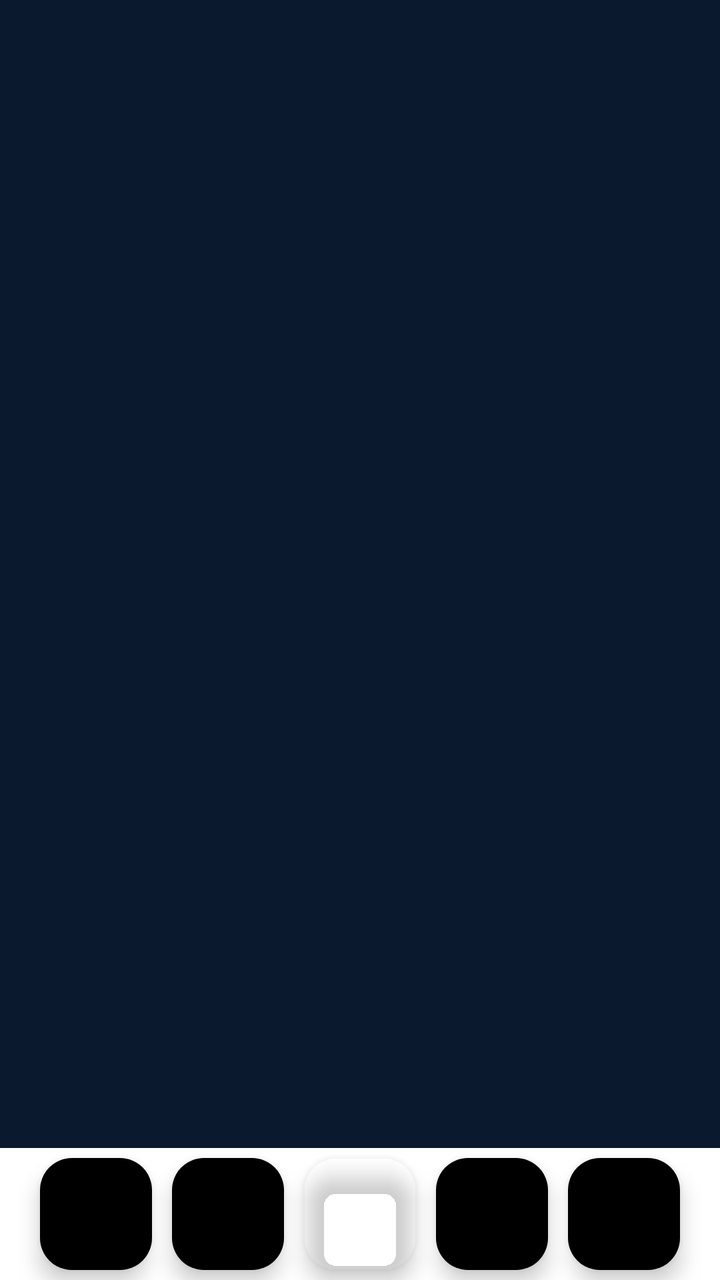
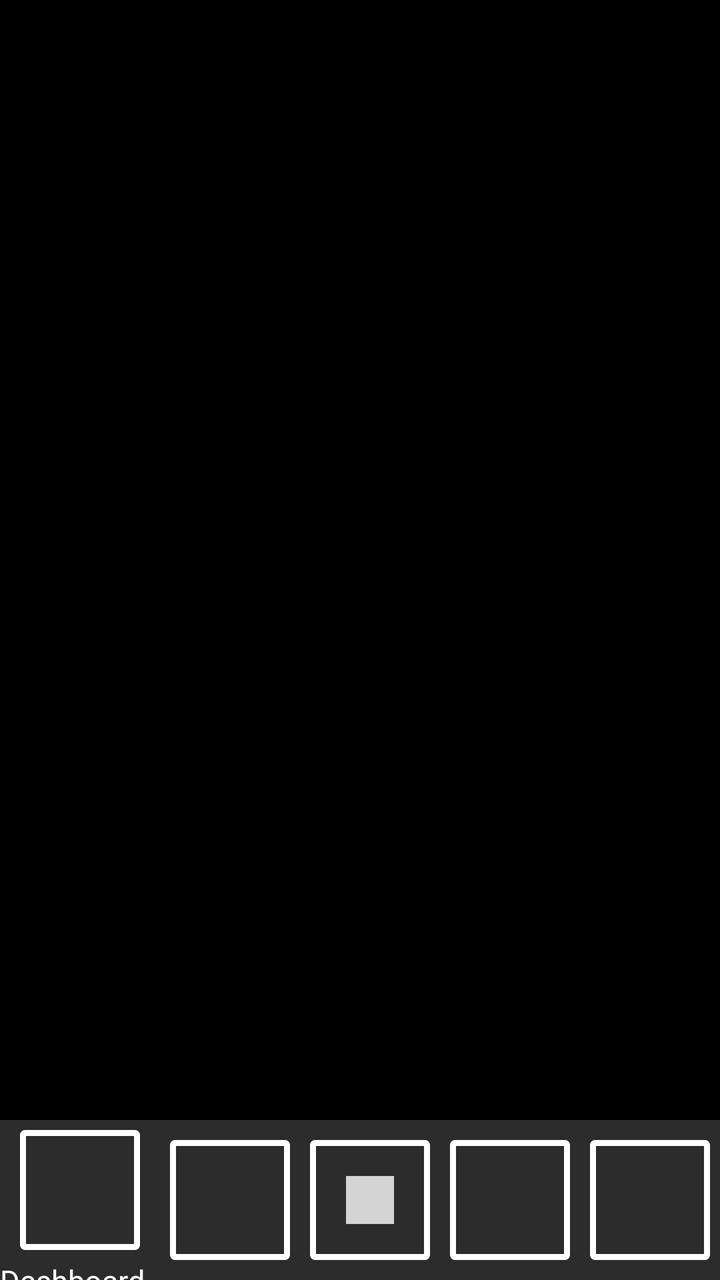

An Android layout rendered at two revisions. The XML below is the earlier revision; the diff shows what the commit changed to produce the second picture.
<!-- AndroidManifest.xml: application theme Theme.Riova -->
<!-- res/layout/dashboard.xml -->
<?xml version="1.0" encoding="utf-8"?>
<androidx.coordinatorlayout.widget.CoordinatorLayout xmlns:android="http://schemas.android.com/apk/res/android"
    xmlns:tools="http://schemas.android.com/tools"
    android:id="@+id/main"
    android:layout_width="match_parent"
    android:layout_height="match_parent"
    android:fitsSystemWindows="true"
    tools:context=".MainActivity">

    <include layout="@layout/footer" />


</androidx.coordinatorlayout.widget.CoordinatorLayout>
<!-- res/layout/footer.xml (included above) -->
<?xml version="1.0" encoding="utf-8"?>
<androidx.constraintlayout.widget.ConstraintLayout xmlns:android="http://schemas.android.com/apk/res/android"
    xmlns:app="http://schemas.android.com/apk/res-auto"
    android:layout_width="match_parent"
    android:layout_height="match_parent"
    android:background="@color/app_background">

    
    <LinearLayout
        android:layout_margin="0dp"
        android:layout_width="match_parent"
        android:layout_height="wrap_content"
        android:orientation="horizontal"
        android:gravity="center"
        app:layout_constraintBottom_toBottomOf="parent"
        app:layout_constraintEnd_toEndOf="parent"
        app:layout_constraintStart_toStartOf="parent"
        android:background="@color/white"
        android:id="@+id/header_layout">

        
        <com.google.android.material.floatingactionbutton.FloatingActionButton
            android:contentDescription="Journal"
            android:id="@+id/button_journal"
            android:layout_width="wrap_content"
            android:layout_height="wrap_content"
            android:layout_margin="5dp"
            style="@style/Widget.AppCompat.ImageButton"
            app:layout_constraintBottom_toTopOf="@id/textview_first"
            app:layout_constraintEnd_toEndOf="parent"
            app:layout_constraintHorizontal_bias="0.498"
            app:backgroundTint="@color/black"
            app:layout_constraintStart_toStartOf="parent"
            app:layout_constraintTop_toTopOf="parent" />
        

        
        <com.google.android.material.floatingactionbutton.FloatingActionButton
            android:contentDescription="Mindfullness"
            android:id="@+id/button_mindfullness"
            android:layout_width="wrap_content"
            android:layout_height="wrap_content"
            android:layout_margin="5dp"
            app:layout_constraintBottom_toTopOf="@id/textview_first"
            app:layout_constraintEnd_toEndOf="parent"
            app:layout_constraintHorizontal_bias="0.498"
            app:backgroundTint="@color/black"
            app:layout_constraintStart_toStartOf="parent"
            app:srcCompat="@drawable/ic_action_inactive_button"
            app:layout_constraintTop_toTopOf="parent" />
        

        
        <com.google.android.material.floatingactionbutton.FloatingActionButton
            android:contentDescription="Dashboard"
            android:id="@+id/button_dashboard"
            android:layout_width="wrap_content"
            android:layout_height="wrap_content"
            android:layout_margin="5dp"
            android:gravity="center"
            app:backgroundTint="@android:color/transparent"/>

        
        
        <com.google.android.material.floatingactionbutton.FloatingActionButton
            android:contentDescription="Meditation"
            android:id="@+id/button_meditation"
            android:layout_width="wrap_content"
            android:layout_height="wrap_content"
            android:layout_margin="5dp"
            app:layout_constraintBottom_toTopOf="@id/textview_first"
            app:layout_constraintEnd_toEndOf="parent"
            app:layout_constraintHorizontal_bias="0.498"
            app:backgroundTint="@color/black"
            app:layout_constraintStart_toStartOf="parent"
            app:srcCompat="@drawable/ic_action_inactive_button"
            app:layout_constraintTop_toTopOf="parent" />
        

        
        <com.google.android.material.floatingactionbutton.FloatingActionButton
            android:contentDescription="GeneralWellness"
            android:id="@+id/button_generalWellness"
            android:layout_width="wrap_content"
            android:layout_height="wrap_content"
            android:layout_margin="5dp"
            app:layout_constraintBottom_toTopOf="@id/textview_first"
            app:layout_constraintEnd_toEndOf="parent"
            app:layout_constraintHorizontal_bias="0.498"
            app:backgroundTint="@color/black"
            app:layout_constraintStart_toStartOf="parent"
            app:srcCompat="@drawable/ic_action_inactive_button"
            app:layout_constraintTop_toTopOf="parent" />
        

    </LinearLayout>

</androidx.constraintlayout.widget.ConstraintLayout>
<!-- resources referenced by this layout -->
<resources>
  <color name="app_background">#0A192E</color>
  <color name="black">#FF000000</color>
  <color name="white">#FFFFFFFF</color>
  <!-- drawable ic_action_inactive_button: png bitmap (drawable-hdpi, 85 bytes) -->
  <style name="Theme.Riova" parent="Base.Theme.Riova" />
  <style name="Base.Theme.Riova" parent="Theme.Material3.DayNight.NoActionBar">
          
          
      </style>
</resources>

<!-- the commit's change to res/layout/dashboard.xml (unified diff, before → after) -->
@@ -5,6 +5,7 @@
     android:layout_width="match_parent"
     android:layout_height="match_parent"
     android:fitsSystemWindows="true"
+    android:background="@color/black"
     tools:context=".MainActivity">
 
     <include layout="@layout/footer" />
@@ -16,8 +17,7 @@
 <androidx.constraintlayout.widget.ConstraintLayout xmlns:android="http://schemas.android.com/apk/res/android"
     xmlns:app="http://schemas.android.com/apk/res-auto"
     android:layout_width="match_parent"
-    android:layout_height="match_parent"
-    android:background="@color/app_background">
+    android:layout_height="match_parent">
 
     
     <LinearLayout
@@ -29,82 +29,66 @@
         app:layout_constraintBottom_toBottomOf="parent"
         app:layout_constraintEnd_toEndOf="parent"
         app:layout_constraintStart_toStartOf="parent"
-        android:background="@color/white"
+        android:background="@color/footer_back"
         android:id="@+id/header_layout">
 
         
-        <com.google.android.material.floatingactionbutton.FloatingActionButton
-            android:contentDescription="Journal"
-            android:id="@+id/button_journal"
-            android:layout_width="wrap_content"
-            android:layout_height="wrap_content"
-            android:layout_margin="5dp"
-            style="@style/Widget.AppCompat.ImageButton"
-            app:layout_constraintBottom_toTopOf="@id/textview_first"
-            app:layout_constraintEnd_toEndOf="parent"
-            app:layout_constraintHorizontal_bias="0.498"
-            app:backgroundTint="@color/black"
-            app:layout_constraintStart_toStartOf="parent"
-            app:layout_constraintTop_toTopOf="parent" />
+        <LinearLayout
+            android:layout_width="80dp"
+            android:layout_height="80dp"
+            android:orientation="vertical"
+            android:gravity="center">
+
+            <ImageButton
+                android:contentDescription="@string/journal"
+                android:id="@+id/button_journal"
+                android:src=""
+                app:backgroundTint="@null"
+                style="@style/nav_button"/>
+            <TextView
+                android:layout_width="match_parent"
+                android:layout_height="wrap_content"
+                android:text="Dashboard"
+                android:textSize="15sp"
+                android:textColor="@color/white"/>
+
+        </LinearLayout>
         
 
         
-        <com.google.android.material.floatingactionbutton.FloatingActionButton
-            android:contentDescription="Mindfullness"
+        <ImageButton
+            android:contentDescription="@string/mindfullness"
             android:id="@+id/button_mindfullness"
-            android:layout_width="wrap_content"
-            android:layout_height="wrap_content"
-            android:layout_margin="5dp"
-            app:layout_constraintBottom_toTopOf="@id/textview_first"
-            app:layout_constraintEnd_toEndOf="parent"
-            app:layout_constraintHorizontal_bias="0.498"
-            app:backgroundTint="@color/black"
-            app:layout_constraintStart_toStartOf="parent"
-            app:srcCompat="@drawable/ic_action_inactive_button"
-            app:layout_constraintTop_toTopOf="parent" />
+            android:src=""
+            app:backgroundTint="@null"
+            style="@style/nav_button"/>
         
 
         
-        <com.google.android.material.floatingactionbutton.FloatingActionButton
-            android:contentDescription="Dashboard"
+        <ImageButton
+            android:contentDescription="@string/dashboard"
             android:id="@+id/button_dashboard"
-            android:layout_width="wrap_content"
-            android:layout_height="wrap_content"
-            android:layout_margin="5dp"
-            android:gravity="center"
-            app:backgroundTint="@android:color/transparent"/>
+            android:src="@drawable/ic_action_name"
+            app:backgroundTint="@null"
+            style="@style/nav_button"/>
 
         
         
-        <com.google.android.material.floatingactionbutton.FloatingActionButton
-            android:contentDescription="Meditation"
+        <ImageButton
+            android:contentDescription="@string/meditation"
             android:id="@+id/button_meditation"
-            android:layout_width="wrap_content"
-            android:layout_height="wrap_content"
-            android:layout_margin="5dp"
-            app:layout_constraintBottom_toTopOf="@id/textview_first"
-            app:layout_constraintEnd_toEndOf="parent"
-            app:layout_constraintHorizontal_bias="0.498"
-            app:backgroundTint="@color/black"
-            app:layout_constraintStart_toStartOf="parent"
-            app:srcCompat="@drawable/ic_action_inactive_button"
-            app:layout_constraintTop_toTopOf="parent" />
+            android:src=""
+            app:backgroundTint="@null"
+            style="@style/nav_button"/>
         
 
         
-        <com.google.android.material.floatingactionbutton.FloatingActionButton
-            android:contentDescription="GeneralWellness"
+        <ImageButton
+            android:contentDescription="@string/general_wellness"
             android:id="@+id/button_generalWellness"
-            android:layout_width="wrap_content"
-            android:layout_height="wrap_content"
-            android:layout_margin="5dp"
-            app:layout_constraintBottom_toTopOf="@id/textview_first"
-            app:layout_constraintEnd_toEndOf="parent"
-            app:layout_constraintHorizontal_bias="0.498"
-            app:backgroundTint="@color/black"
-            app:layout_constraintStart_toStartOf="parent"
-            app:srcCompat="@drawable/ic_action_inactive_button"
-            app:layout_constraintTop_toTopOf="parent" />
+            android:src=""
+            app:backgroundTint="@null"
+            style="@style/nav_button"/>
         
 
     </LinearLayout>
<!-- resource entries referenced after the edit -->
@@ -1,10 +1,33 @@
 <!-- resources referenced by this layout -->
 <resources>
-  <color name="app_background">#0A192E</color>
   <color name="black">#FF000000</color>
+  <color name="footer_back">#2C2C2C</color>
   <color name="white">#FFFFFFFF</color>
-  <!-- drawable ic_action_inactive_button: png bitmap (drawable-hdpi, 85 bytes) -->
+  <!-- drawable ic_action_name: png bitmap (drawable-hdpi, 122 bytes) -->
+  <string name="dashboard">Dashboard</string>
+  <string name="general_wellness">General Wellness</string>
+  <string name="journal">Journal</string>
+  <string name="meditation">Meditation</string>
+  <string name="mindfullness">Mindfullness</string>
+  <style name="nav_button" parent="Widget.Design.FloatingActionButton">
+          <item name="android:layout_width">60dp</item>
+          <item name="android:layout_height">60dp</item>
+          <item name="android:layout_margin">5dp</item>
+          <item name="android:background">@drawable/nav_button</item>
+      </style>
   <style name="Theme.Riova" parent="Base.Theme.Riova" />
+  <!-- drawable nav_button (drawable) -->
+  <?xml version="1.0" encoding="utf-8"?>
+  <shape xmlns:android="http://schemas.android.com/apk/res/android">
+  
+      <stroke
+          android:width="3dp"
+          android:color="#FFFFFF"
+          />
+      <corners
+          android:radius="1dp"
+          />
+  </shape>
   <style name="Base.Theme.Riova" parent="Theme.Material3.DayNight.NoActionBar">
           
           
